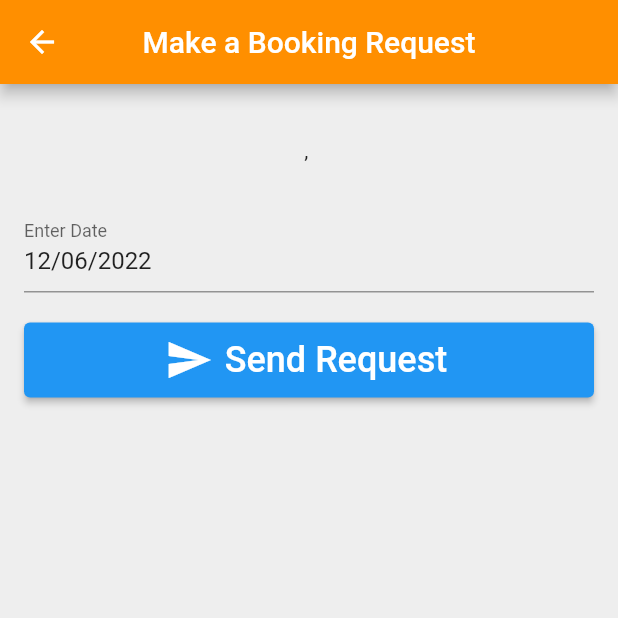
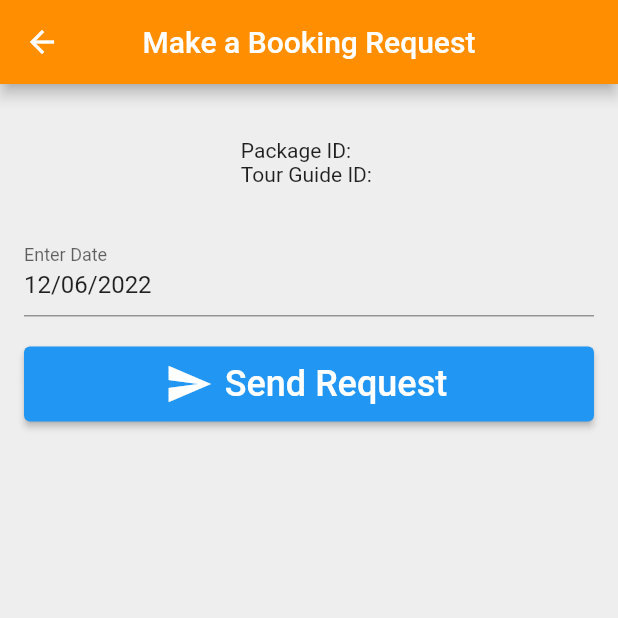
Before and after one commit to bendayap/travel_guide_tourist, a Flutter app: the RequestBooking screen opened directly with empty values, on a phone screen of 412 x 824 dp, the top half of it. Run offline on Flutter 3.47's test engine with Material 2 defaults, Android fonts, the phone set to English and light mode, and no system bars; our stand-ins replace cloud_firestore, email_validator, firebase_auth, firebase_core, geocoding, geolocator; accounts and stored records are empty.

Commit message:
test push

```diff
--- a/lib/routes/request_booking.dart
+++ b/lib/routes/request_booking.dart
@@ -56,7 +56,7 @@ class _RequestBookingState extends State<RequestBooking> {
               mainAxisAlignment: MainAxisAlignment.center,
               children: [
                 const SizedBox(height: 20),
-                Text('${data['packageId']}, ${data['tourGuideId']}'),
+                Text('Package ID: ${data['packageId']}\nTour Guide ID: ${data['tourGuideId']}'),
                 const SizedBox(height: 20),
                 // TextFormField(
                 //   ///Budget Field
@@ -144,8 +144,6 @@ class _RequestBookingState extends State<RequestBooking> {
           .set(booking.toJson());
     }
 
-    // navigatorKey.currentState!.popUntil((route) => route.isFirst);
-    // navigatorKey.currentState!.pop();
     Navigator.popUntil(context, ModalRoute.withName('/tour_guide_list'));
     Utils.showSnackBarSuccess('Booking Request Sent');
   }
```
